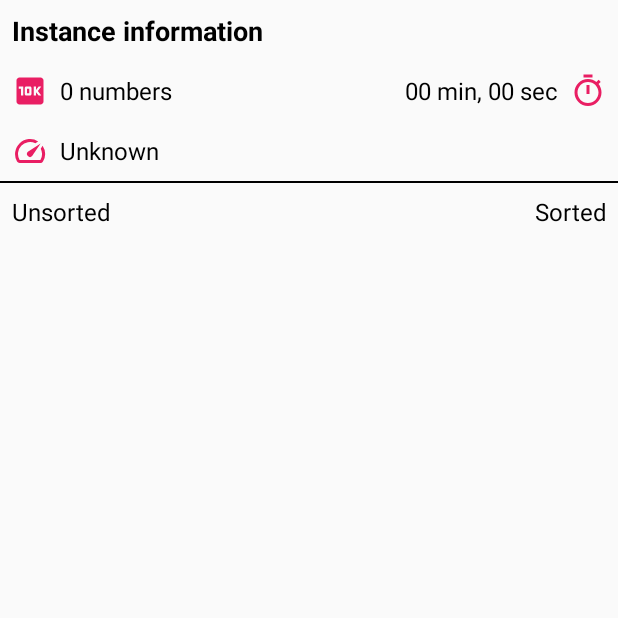
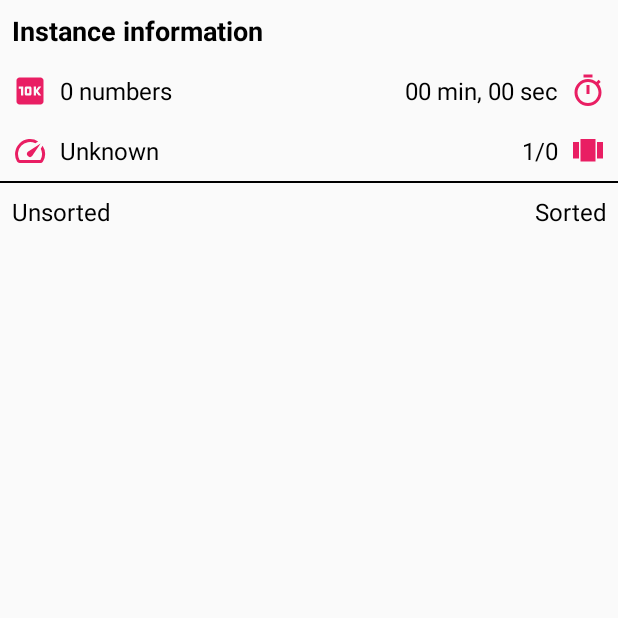
Before and after one commit to honzarossler/Sorts, an Android app: the SessionActivity screen opened directly, with no data from a screen before it, on a phone screen of 412 x 824 dp, the top half of it. Run offline under Robolectric (Android 15) with nearby library versions, the phone set to English and light mode, and no system bars; 5 statements that could not run were skipped.

Commit message:
Added pages in SessionActivity

```diff
--- a/app/src/main/java/cz/janrossler/sorts/SessionActivity.java
+++ b/app/src/main/java/cz/janrossler/sorts/SessionActivity.java
@@ -60,6 +60,7 @@ public class SessionActivity extends AppCompatActivity implements SortingService
     private TextView total_length;
     private TextView sort_technology;
     private TextView sort_time;
+    private TextView sort_page;
     private FloatingActionButton fab_sort_now;
     private FloatingActionButton fab_delete_session;
     private FloatingActionButton fab_tree;
@@ -70,6 +71,7 @@ public class SessionActivity extends AppCompatActivity implements SortingService
 
     private ProgressDialog pDialog;
     private ProgressDialog pSearchDialog;
+    private int chunkTotal = 0;
 
     @Override
     protected void onCreate(Bundle savedInstanceState) {
@@ -86,6 +88,7 @@ public class SessionActivity extends AppCompatActivity implements SortingService
         total_length = findViewById(R.id.total_length);
         sort_technology = findViewById(R.id.sort_technology);
         sort_time = findViewById(R.id.sort_time);
+        sort_page = findViewById(R.id.sort_page);
         fab_sort_now = findViewById(R.id.fab_sort_now);
         fab_delete_session = findViewById(R.id.fab_delete_session);
         fab_tree = findViewById(R.id.fab_tree);
@@ -135,10 +138,12 @@ public class SessionActivity extends AppCompatActivity implements SortingService
                 manager = new LinearLayoutManager(this, LinearLayoutManager.VERTICAL, true);
                 fab_sort_view.setImageResource(R.drawable.ic_baseline_arrow_drop_down_24);
                 defaultIndex = unsorted.length()-1;
+                chunkPage = session.getChunkPages() - 1;
             }else{
                 manager = new LinearLayoutManager(this, LinearLayoutManager.VERTICAL, false);
                 fab_sort_view.setImageResource(R.drawable.ic_baseline_arrow_drop_up_24);
                 defaultIndex = 0;
+                chunkPage = 0;
             }
             isAscending = !isAscending;
             update();
@@ -165,7 +170,7 @@ public class SessionActivity extends AppCompatActivity implements SortingService
                     AsyncSearch search = new AsyncSearch(
                             this,
                             intent.getStringExtra("session"),
-                            (AsyncSearch.Result) sResult -> {
+                            sResult -> {
                                 pSearchDialog.dismiss();
 
                                 DialogInterface dialogFor = Template.getDialogFor(this,
@@ -190,12 +195,29 @@ public class SessionActivity extends AppCompatActivity implements SortingService
             builder.show();
         });
 
+        sort_page.setOnClickListener(v -> {
+            CharSequence[] chars = new CharSequence[chunkTotal];
+            for(int i = 0; i < chunkTotal; i++){
+                chars[i] = String.valueOf(i + 1);
+            }
+
+            AlertDialog.Builder builder = new AlertDialog.Builder(this);
+            builder.setTitle("Zvolte stránku");
+            builder.setSingleChoiceItems(chars, chunkPage,null);
+            builder.setPositiveButton(getString(R.string.action_ok), (dialog, which) -> {
+                chunkPage = ((AlertDialog)dialog).getListView().getCheckedItemPosition();
+                update();
+            });
+            builder.show();
+        });
+
         update();
     }
 
     @SuppressLint("SetTextI18n")
     void update(){
         session = numberManager.getSession(intent.getStringExtra("session"));
+        chunkTotal = session.getChunkPages();
         sorted = new JSONArray();
         unsorted = new JSONArray();
 
@@ -207,6 +229,7 @@ public class SessionActivity extends AppCompatActivity implements SortingService
         for(int i = 0; i < list_sorted.size(); i++)
             sorted.put(list_sorted.get(i));
 
+        sort_page.setText((chunkPage + 1) + "/" + chunkTotal);
         try{
             instance.setText(
                     getString(R.string.session_title)
--- a/app/src/main/java/cz/janrossler/sorts/utils/NumberManager.java
+++ b/app/src/main/java/cz/janrossler/sorts/utils/NumberManager.java
@@ -15,12 +15,10 @@ import java.util.Map;
 import java.util.concurrent.ThreadLocalRandom;
 
 public class NumberManager {
-    private SharedPreferences smallData;
-    private SharedPreferences bigData;
-    private Context context;
+    private final SharedPreferences smallData;
+    private final SharedPreferences bigData;
 
     public NumberManager(@NonNull Context context){
-        this.context = context;
         smallData = context.getSharedPreferences("sorting-sessions", Activity.MODE_PRIVATE);
         bigData = context.getSharedPreferences("sorting-lists", Activity.MODE_PRIVATE);
     }
@@ -40,7 +38,8 @@ public class NumberManager {
         Session _session = getSession(session);
 
         List<String> chunks = new ArrayList<>();
-        int chunk_sum = (int)(length / Utilities.MAX_CHUNK_SIZE) + 1;
+        int chunk_sum = length > Utilities.MAX_CHUNK_SIZE
+                ? (length / Utilities.MAX_CHUNK_SIZE) + 1 : 1;
         for(int i = 0; i < chunk_sum; i++){
             chunks.add("pt" + i);
         }
@@ -57,7 +56,10 @@ public class NumberManager {
                     int randomNum = ThreadLocalRandom.current().nextInt(min, max + 1);
                     numbers.put(randomNum);
                 }
-            bigData.edit().putString(session + "unsorted_" + chunks.get(i), numbers.toString()).apply();
+            if(numbers.length() > 0) {
+                bigData.edit().putString(session + "unsorted_" + chunks.get(i), numbers.toString())
+                        .apply();
+            }else chunk_sum--;
         }
 
         _session.setLength(length);
@@ -92,7 +94,7 @@ public class NumberManager {
         int length = list.size();
 
         List<String> chunks = new ArrayList<>();
-        int chunk_sum = (int)(length / Utilities.MAX_CHUNK_SIZE) + 1;
+        int chunk_sum = (length / Utilities.MAX_CHUNK_SIZE) + 1;
         for(int i = 0; i < chunk_sum; i++){
             chunks.add("pt" + i);
         }
--- /dev/null
+++ b/app/src/main/res/drawable/ic_baseline_view_carousel_24.xml
@@ -0,0 +1,10 @@
+<vector xmlns:android="http://schemas.android.com/apk/res/android"
+    android:width="24dp"
+    android:height="24dp"
+    android:viewportWidth="24"
+    android:viewportHeight="24"
+    android:tint="?attr/colorControlNormal">
+  <path
+      android:fillColor="@android:color/white"
+      android:pathData="M7,19h10L17,4L7,4v15zM2,17h4L6,6L2,6v11zM18,6v11h4L22,6h-4z"/>
+</vector>
--- a/app/src/main/res/layout/activity_session.xml
+++ b/app/src/main/res/layout/activity_session.xml
@@ -48,15 +48,31 @@
                 app:drawableEndCompat="@drawable/ic_baseline_timer_24"/>
         </LinearLayout>
 
+        <LinearLayout
+            android:layout_width="match_parent"
+            android:layout_height="wrap_content"
+            android:orientation="horizontal">
             <TextView
                 android:id="@+id/sort_technology"
-            android:layout_width="match_parent"
+                android:layout_width="0dp"
                 android:layout_height="wrap_content"
+                android:layout_weight="1"
                 android:padding="8dp"
                 android:gravity="center_vertical"
                 android:text="BubbleSort"
                 android:drawablePadding="8dp"
                 app:drawableStartCompat="@drawable/ic_baseline_speed_24"/>
+            <TextView
+                android:id="@+id/sort_page"
+                android:layout_width="0dp"
+                android:layout_height="wrap_content"
+                android:layout_weight="1"
+                android:padding="8dp"
+                android:gravity="center_vertical|end"
+                android:text="0/5"
+                android:drawablePadding="8dp"
+                app:drawableEndCompat="@drawable/ic_baseline_view_carousel_24"/>
+        </LinearLayout>
 
         <View
             android:layout_width="match_parent"
```
Also changed, not shown: app/src/main/java/cz/janrossler/sorts/utils/Utilities.java (+4 -6 lines). Lines whose indentation alone changed are shown as unchanged.
